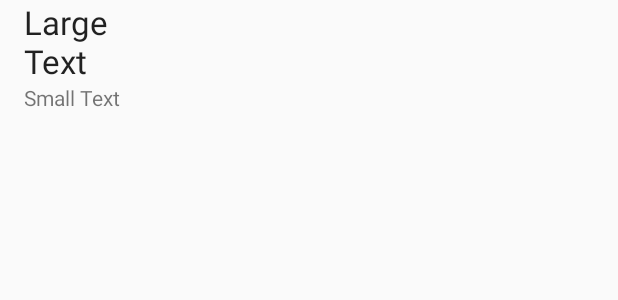
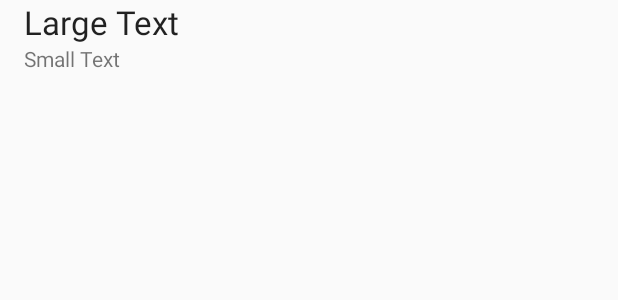
Before and after one commit to kfuh1/StudyBuddy, an Android app: the layout list_item_studysession.xml on its own in the app's theme, with its tools: preview values and no code run, on a phone screen of 412 x 824 dp. Shown: the top 300 px of the screen. Run offline under Robolectric (Android 15) with nearby library versions, the phone set to English and light mode, and no system bars.

Commit message:
Working Demo

```diff
--- a/StudyBuddy/app/src/main/java/android/example/com/studdybuddy/StudySessionDetailActivityFragment.java
+++ b/StudyBuddy/app/src/main/java/android/example/com/studdybuddy/StudySessionDetailActivityFragment.java
@@ -43,12 +43,12 @@ public class StudySessionDetailActivityFragment extends Fragment {
             ((TextView) rootView.findViewById(R.id.classText))
                     .setText(mSubject);
             mLocation = bundle.getString("locationName");
-            ((TextView) rootView.findViewById(R.id.location_text))
+            ((TextView) rootView.findViewById(R.id.locationText))
                     .setText(mLocation);
             mTimeToMeet = bundle.getString("timeToMeet");
             ((TextView) rootView.findViewById(R.id.timeToMeetText))
                     .setText(mTimeToMeet);
-            mCreateTime = bundle.getString("createAt");
+            mCreateTime = bundle.getString("createdAt");
             ((TextView) rootView.findViewById(R.id.createTimeText))
                     .setText(mCreateTime);
 
--- a/StudyBuddy/app/src/main/res/layout/list_item_studysession.xml
+++ b/StudyBuddy/app/src/main/res/layout/list_item_studysession.xml
@@ -15,7 +15,7 @@
 
         <TextView
             android:paddingLeft="16dp"
-            android:layout_width="114dp"
+            android:layout_width="wrap_content"
             android:layout_height="wrap_content"
             android:textAppearance="?android:attr/textAppearanceLarge"
             android:text="Large Text"
```
Also changed, not shown: StudyBuddy/app/src/main/java/android/example/com/studdybuddy/StudySessionFragment.java (+9 -7 lines).
